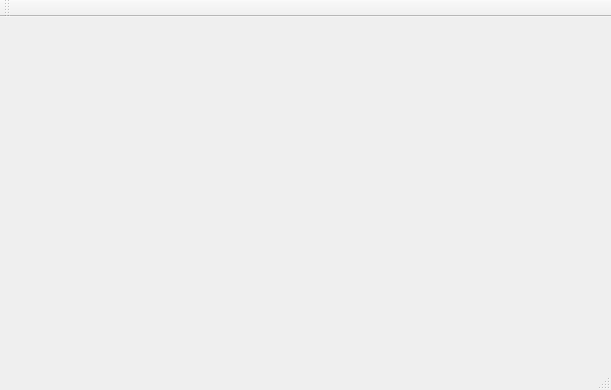
The window that app.ui (KLolcio/Cpus) describes before a commit, drawn with Qt 5.
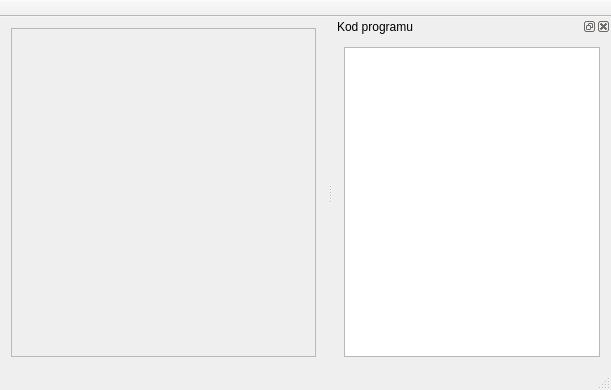
The same window after the commit.

Patch:
```diff
--- a/app.ui
+++ b/app.ui
@@ -13,7 +13,20 @@
   <property name="windowTitle">
    <string>App</string>
   </property>
-  <widget class="QWidget" name="centralWidget"/>
+  <widget class="QWidget" name="centralWidget">
+   <layout class="QGridLayout" name="gridLayout">
+    <item row="0" column="0">
+     <widget class="QFrame" name="frame">
+      <property name="frameShape">
+       <enum>QFrame::StyledPanel</enum>
+      </property>
+      <property name="frameShadow">
+       <enum>QFrame::Raised</enum>
+      </property>
+     </widget>
+    </item>
+   </layout>
+  </widget>
   <widget class="QMenuBar" name="menuBar">
    <property name="geometry">
     <rect>
@@ -24,7 +37,17 @@
     </rect>
    </property>
   </widget>
+  <widget class="QStatusBar" name="statusBar"/>
   <widget class="QToolBar" name="mainToolBar">
+   <property name="movable">
+    <bool>false</bool>
+   </property>
+   <property name="toolButtonStyle">
+    <enum>Qt::ToolButtonTextUnderIcon</enum>
+   </property>
+   <property name="floatable">
+    <bool>false</bool>
+   </property>
    <attribute name="toolBarArea">
     <enum>TopToolBarArea</enum>
    </attribute>
@@ -32,7 +55,21 @@
     <bool>false</bool>
    </attribute>
   </widget>
-  <widget class="QStatusBar" name="statusBar"/>
+  <widget class="QDockWidget" name="dockWidget">
+   <property name="windowTitle">
+    <string>Kod programu</string>
+   </property>
+   <attribute name="dockWidgetArea">
+    <number>2</number>
+   </attribute>
+   <widget class="QWidget" name="dockWidgetContents">
+    <layout class="QGridLayout" name="gridLayout_2">
+     <item row="0" column="0">
+      <widget class="QTableView" name="tableView"/>
+     </item>
+    </layout>
+   </widget>
+  </widget>
  </widget>
  <layoutdefault spacing="6" margin="11"/>
  <resources/>
```
